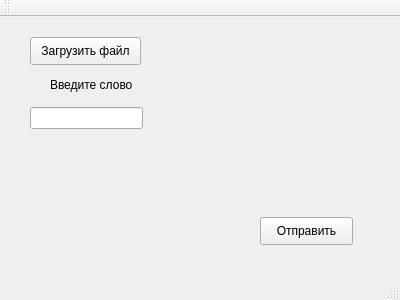
The window that Client/Client/mainwindow.ui (AlexEternity/Client-Server) describes before a commit, drawn with Qt 5.
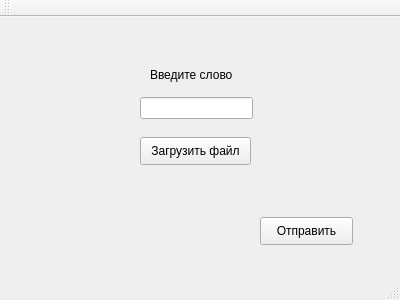
The same window after the commit.

Patch:
```diff
--- a/Client/Client/mainwindow.ui
+++ b/Client/Client/mainwindow.ui
@@ -17,8 +17,8 @@
    <widget class="QPushButton" name="pushButton">
     <property name="geometry">
      <rect>
-      <x>30</x>
-      <y>20</y>
+      <x>140</x>
+      <y>120</y>
       <width>111</width>
       <height>28</height>
      </rect>
@@ -30,8 +30,8 @@
    <widget class="QLineEdit" name="lineEdit">
     <property name="geometry">
      <rect>
-      <x>30</x>
-      <y>90</y>
+      <x>140</x>
+      <y>80</y>
       <width>113</width>
       <height>22</height>
      </rect>
@@ -53,8 +53,8 @@
    <widget class="QLabel" name="label">
     <property name="geometry">
      <rect>
-      <x>50</x>
-      <y>60</y>
+      <x>150</x>
+      <y>50</y>
       <width>91</width>
       <height>16</height>
      </rect>
@@ -66,10 +66,10 @@
    <widget class="QLabel" name="label_2">
     <property name="geometry">
      <rect>
-      <x>100</x>
+      <x>140</x>
       <y>200</y>
       <width>55</width>
-      <height>16</height>
+      <height>21</height>
      </rect>
     </property>
     <property name="text">
@@ -79,10 +79,10 @@
    <widget class="QLabel" name="label_3">
     <property name="geometry">
      <rect>
-      <x>20</x>
+      <x>60</x>
       <y>200</y>
       <width>55</width>
-      <height>16</height>
+      <height>21</height>
      </rect>
     </property>
     <property name="text">
```
